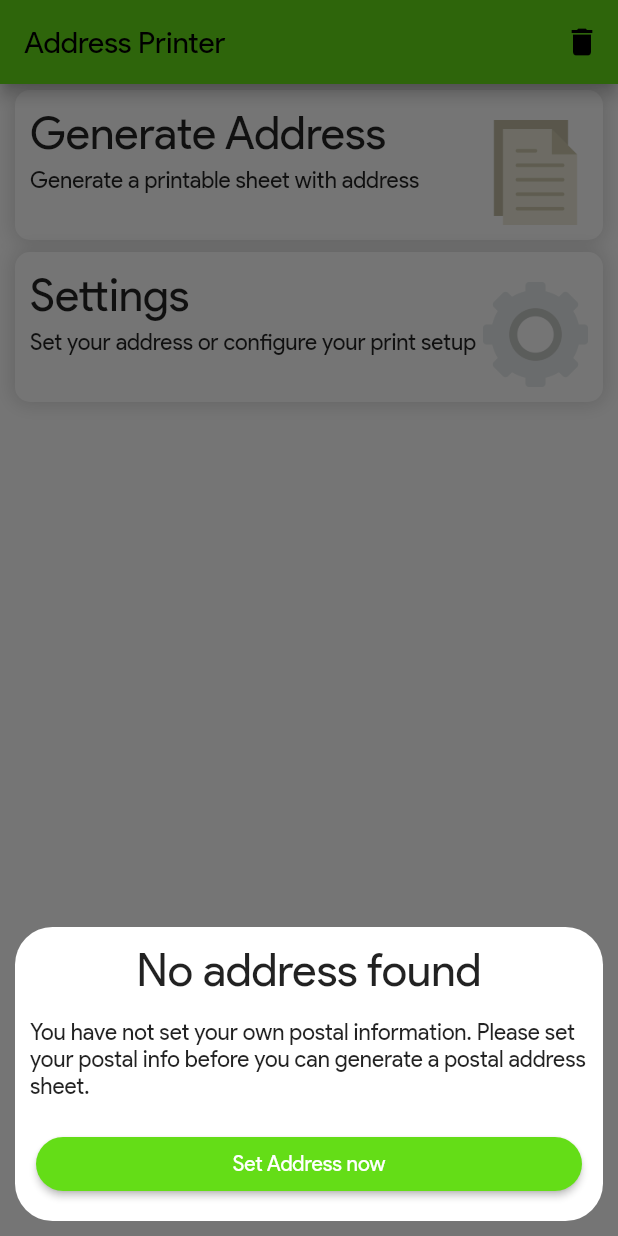
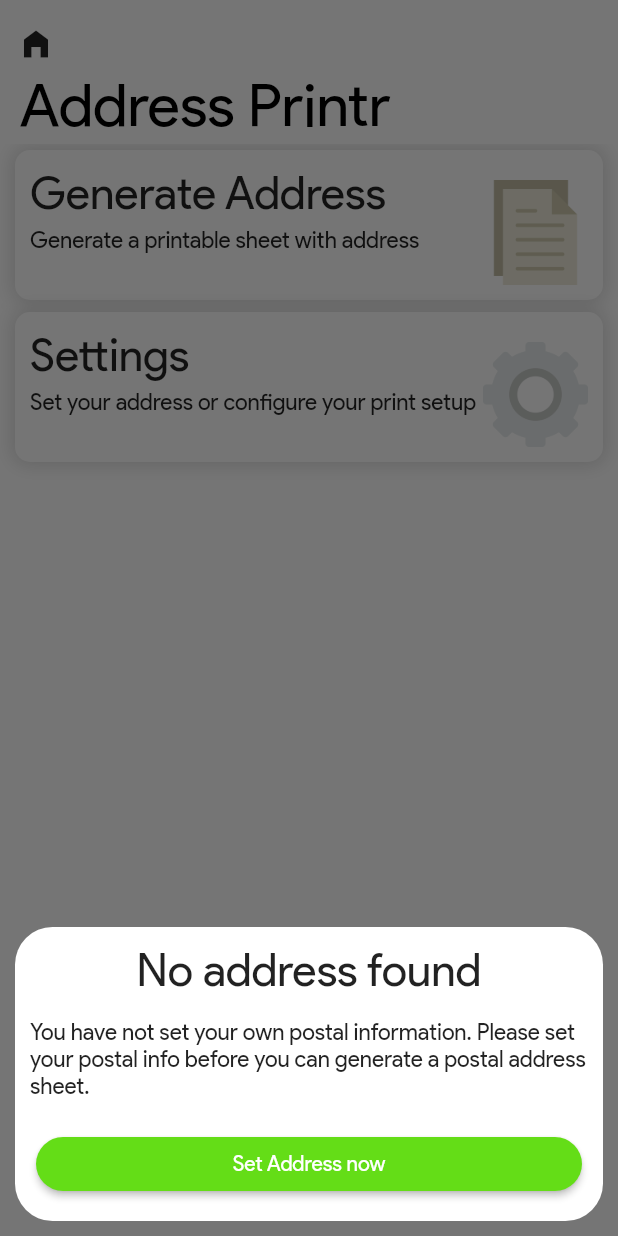
Before and after one commit to sebastianttr/AddressPrintr, a Flutter app: the screen it shows after launch, on a phone screen of 412 x 824 dp. Run offline on Flutter 3.47's test engine with Material 2 defaults, Android fonts, the light colour scheme and no system bars; our stand-ins replace pdf, printing, shared_preferences, sqflite; missing offline and left inert: dart:ffi; accounts and stored records are empty.

Commit message:
Worked on App Bar, got it to work

```diff
--- /dev/null
+++ b/lib/Utils/Utils.dart
@@ -0,0 +1,3 @@
+double map(double value, double min1, double max1, double min2, double max2) {
+  return ((value - min1) * (max2 - min2)) / (max1 - min1) + min2;
+}
--- a/lib/Widgets/CustomAppBar.dart
+++ b/lib/Widgets/CustomAppBar.dart
@@ -1,36 +1,98 @@
+import 'dart:convert';
+import 'dart:ffi';
+
 import 'package:flutter/cupertino.dart';
 import 'package:flutter/material.dart';
+import '../Utils/Utils.dart';
 
 const double MAX_CUSTOM_APPBAR_FONTSIZE = 40.0;
 const double MAX_CUSTOM_APPBAR_HEIGHT =
-    kToolbarHeight + MAX_CUSTOM_APPBAR_FONTSIZE + 10;
+    kToolbarHeight + MAX_CUSTOM_APPBAR_FONTSIZE;
 
-class CustomAppBar extends StatefulWidget {
+class CustomAppBar extends StatefulWidget implements PreferredSizeWidget {
   double height;
   double fontSize;
-  final Listenable? scrollController;
+  String title;
+  List<Widget> actions;
+  final ScrollController? scrollController;
+  Function(double height)? onScroll;
 
   CustomAppBar(
       {Key? key,
       this.height = kToolbarHeight,
       this.scrollController,
-      this.fontSize = 20})
-      : super(key: key);
+      this.title = "",
+      this.actions = const [],
+      this.fontSize = 20,
+      this.onScroll})
+      : super(key: key) {
+    if (scrollController != null) {
+      height = MAX_CUSTOM_APPBAR_HEIGHT;
+    }
+  }
 
   @override
   State<StatefulWidget> createState() => _CustomAppBarState();
+
+  @override
+  // TODO: implement preferredSize
+  Size get preferredSize {
+    return Size.fromHeight(height);
+  }
 }
 
 class _CustomAppBarState extends State<CustomAppBar> {
-  int offsetTop = 0;
   double height = 0;
   double fontSize = 0;
-  int expansionRatio = 0;
+  double expansionRatio = 0;
 
   @override
   void initState() {
     // TODO: implement initState
     super.initState();
+
+    if (widget.scrollController == null) {
+      setState(() {
+        height = kToolbarHeight;
+        fontSize = 20.0;
+      });
+    } else {
+      if (height == 0.0 || fontSize == 0.0) {
+        setState(() {
+          height = MAX_CUSTOM_APPBAR_HEIGHT;
+          fontSize = 40.0;
+          expansionRatio = 1;
+        });
+      }
+
+      widget.scrollController?.addListener(() {
+        setState(() {
+          // set the height
+          height = MAX_CUSTOM_APPBAR_HEIGHT.toDouble() -
+              widget.scrollController!.position.pixels.toDouble();
+
+          if (height <= kToolbarHeight) {
+            height = kToolbarHeight;
+          }
+
+          // expansion ration calc with mapping function
+          expansionRatio =
+              map(height, kToolbarHeight, MAX_CUSTOM_APPBAR_HEIGHT, 0, 1);
+
+          if (expansionRatio > 1) {
+            expansionRatio = 1;
+          }
+
+          // font size
+          fontSize =
+              map(expansionRatio, 0.0, 1.0, 23.0, MAX_CUSTOM_APPBAR_FONTSIZE);
+        });
+
+        //print(fontSize);
+
+        widget.onScroll!(height);
+      });
+    }
   }
 
   @override
@@ -38,8 +100,17 @@ class _CustomAppBarState extends State<CustomAppBar> {
     final paddingTop = MediaQuery.of(context).viewPadding.top;
 
     return Container(
-        height: paddingTop + widget.height,
-        padding: EdgeInsets.only(top: paddingTop),
+        height: paddingTop + height,
+        padding: EdgeInsets.only(top: paddingTop + 5),
+        decoration: BoxDecoration(
+            color:
+                Colors.white, //.withOpacity(map(expansionRatio, 0, 1, 0.5, 1)),
+            boxShadow: [
+              BoxShadow(
+                  blurRadius: 4 * (1 - expansionRatio),
+                  spreadRadius: 2 * (1 - expansionRatio),
+                  color: Colors.grey)
+            ]),
         child: Row(crossAxisAlignment: CrossAxisAlignment.start, children: [
           if (Navigator.canPop(context))
             Stack(alignment: Alignment.topLeft, children: [
@@ -48,24 +119,44 @@ class _CustomAppBarState extends State<CustomAppBar> {
                     Navigator.pop(context);
                   },
                   icon: const Icon(Icons.arrow_back_ios_new_sharp))
+            ])
+          else
+            Stack(alignment: Alignment.topLeft, children: [
+              IconButton(onPressed: () {}, icon: const Icon(Icons.home_filled))
             ]),
           Expanded(
+              child: Padding(
+                  padding: const EdgeInsets.only(top: 17),
                   child: Stack(
                     clipBehavior: Clip.none,
                     alignment: Alignment.topLeft,
                     children: [
                       Positioned(
-                  top: kToolbarHeight - widget.fontSize + 35,
-                  left: -35,
-                  child: Text("Settings",
-                      style: TextStyle(fontSize: widget.fontSize.toDouble())))
+                          top: 0.2 +
+                              (kToolbarHeight * expansionRatio) * 0.6 -
+                              fontSize / 4,
+                          left: -35 * expansionRatio,
+                          child: Text(widget.title,
+                              style: TextStyle(
+                                  fontSize: fontSize, color: Colors.black)))
                     ],
-          )),
-          Row(
-            children: [
-              IconButton(onPressed: () {}, icon: const Icon(Icons.more_vert)),
-            ],
-          )
+                  ))),
+          /*
+          Padding(
+              padding: EdgeInsets.only(
+                  top: 0.3 + (expansionRatio * kToolbarHeight) * 0.7,
+                  right: expansionRatio * 10),
+              child: ListView.builder(
+                itemBuilder: (BuildContext buildContext, int index) {
+                  return IconButton(
+                      onPressed: () {},
+                      iconSize: 22 + expansionRatio * 10,
+                      icon: const Icon(Icons.settings));
+                },
+                itemCount: widget.actions.length,
+                scrollDirection: Axis.vertical,
+              ))
+              */
         ]));
   }
 }
--- a/lib/main.dart
+++ b/lib/main.dart
@@ -7,6 +7,7 @@ import 'Widgets/SelectionItem.dart';
 import './Layouts/SettingsLayout.dart';
 import './Utils/NotificationOverlayHandler.dart';
 import 'package:http/http.dart' as http;
+import "../Widgets/CustomAppBar.dart";
 
 void main() {
   WidgetsFlutterBinding.ensureInitialized();
@@ -55,6 +56,9 @@ class MyHomePage extends StatefulWidget {
 }
 
 class _MyHomePageState extends State<MyHomePage> {
+  ScrollController _scrollController = ScrollController();
+  double appBarHeight = 0;
+
   List<Widget> getSelectionItems() {
     return [
       const SelectionItem(
@@ -92,27 +96,33 @@ class _MyHomePageState extends State<MyHomePage> {
     checkPostalInformation();
   }
 
+  /*
+
+  final pref = await SharedPreferences.getInstance();
+  pref.remove("postalInformation");
+  openMissingInfoDialog();
+
+  */
+
   @override
   Widget build(BuildContext context) {
     return Scaffold(
-      appBar: AppBar(
-        title: Text(widget.title),
-        actions: [
-          IconButton(
-              onPressed: () async {
-                final pref = await SharedPreferences.getInstance();
-                pref.remove("postalInformation");
-                openMissingInfoDialog();
-
-                //showNotifier(context, "Address set.");
-              },
-              icon: const Icon(Icons.delete))
-        ],
+      appBar: CustomAppBar(
+        scrollController: _scrollController,
+        title: "Address Printr",
+        height: appBarHeight,
+        onScroll: (aBHeight) {
+          setState(() {
+            appBarHeight = aBHeight;
+          });
+        },
       ),
-      body: Column(
-          mainAxisAlignment: MainAxisAlignment.start,
-          crossAxisAlignment: CrossAxisAlignment.center,
-          children: getSelectionItems()),
+      body: SingleChildScrollView(
+          controller: _scrollController,
+          child: Column(
+              mainAxisAlignment: MainAxisAlignment.start,
+              crossAxisAlignment: CrossAxisAlignment.center,
+              children: getSelectionItems())),
       backgroundColor: Colors.white,
     );
   }
```
Also changed, not shown: lib/Layouts/GenerateAddressLayout.dart (+20 -9 lines), lib/Layouts/SettingsLayout.dart (+17 -28 lines), lib/Widgets/AppBarHandler.dart (deleted, +0 -55 lines). Lines whose indentation alone changed are shown as unchanged.
